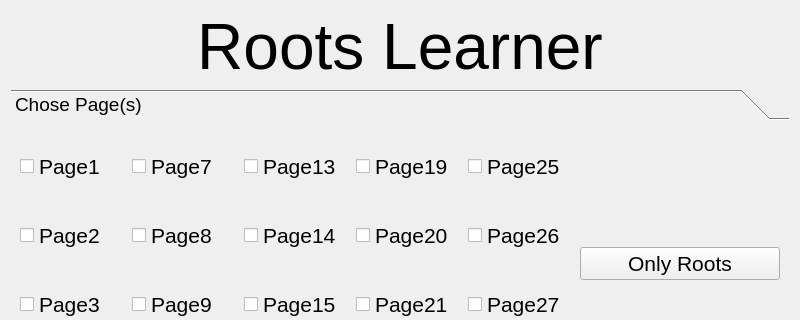
The window that mainwidget.ui (crlcrl1/RootLearner) describes before a commit, drawn with Qt 5; both pictures show x 0 to 800 and y 0 to 320 of the 800 by 600 pixel window.
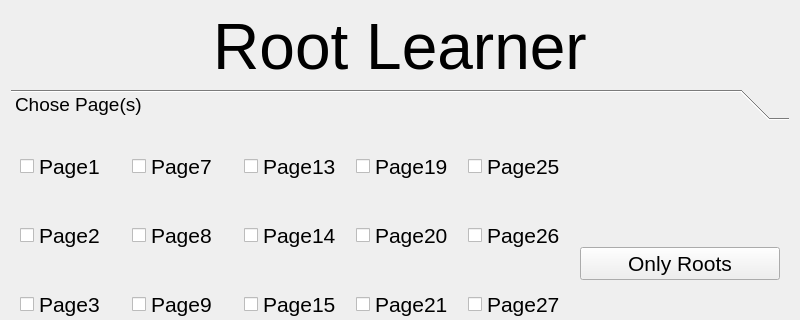
The same window after the commit.

The edit to the form file:
```diff
--- a/mainwidget.ui
+++ b/mainwidget.ui
@@ -24,7 +24,7 @@
         </font>
        </property>
        <property name="text">
-        <string>Roots Learner</string>
+        <string>Root Learner</string>
        </property>
        <property name="alignment">
         <set>Qt::AlignCenter</set>
```
